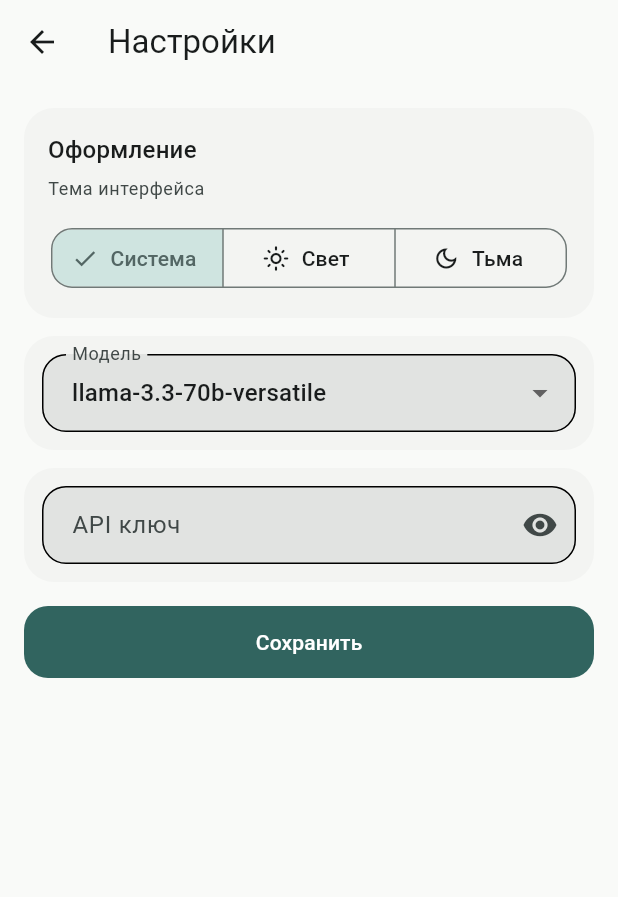
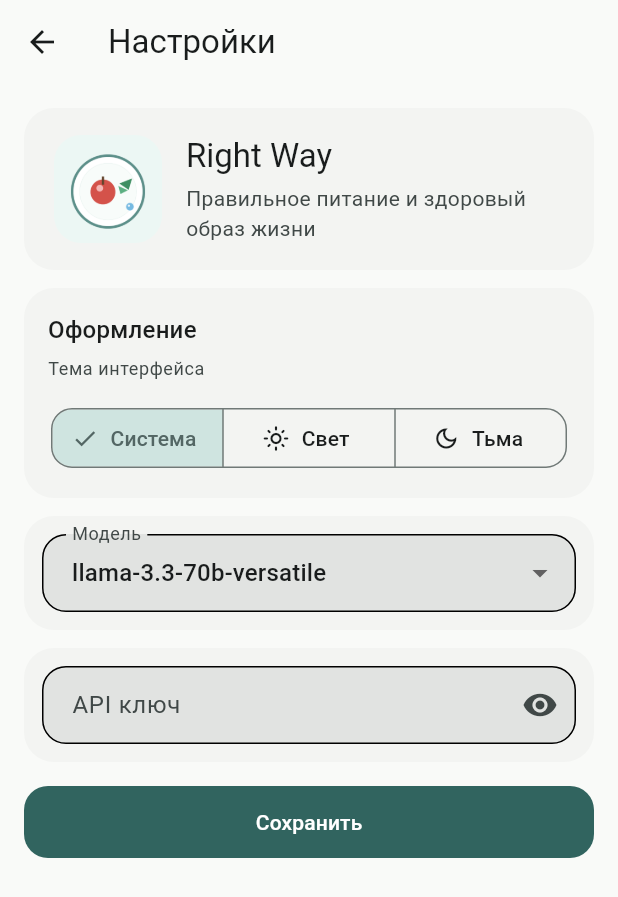
Before and after one commit to vvlad-islavs/right_way, a Flutter app: the _AppSettingsScaffold screen opened directly, on a phone screen of 412 x 824 dp. Shown: the top 897 px of the screen. Run offline on Flutter 3.47's test engine with Material 3 defaults, Android fonts, the phone set to English and light mode, and no system bars; our stand-ins replace auto_route, dio, flutter_bloc, flutter_secure_storage, gap, get_it and 3 more; missing offline and left inert: talker_bloc_logger; accounts and stored records are empty; generated files the repository leaves out were written again; statements that could not run were skipped.

```diff
--- a/lib/app/app_widget.dart
+++ b/lib/app/app_widget.dart
@@ -32,6 +32,7 @@ class _AppState extends State<App> {
       listenable: _theme,
       builder: (context, _) {
         return MaterialApp.router(
+          debugShowCheckedModeBanner: false,
           title: 'Right Way',
           theme: AppThemes.lightTheme,
           darkTheme: AppThemes.darkTheme,
--- a/lib/core/ai/ai_supported_models.dart
+++ b/lib/core/ai/ai_supported_models.dart
@@ -16,7 +16,7 @@ List<String> supportedAiModels(AiProvider provider) {
     AiProvider.groq => const [
         'llama-3.3-70b-versatile',
         'llama-3.1-8b-instant',
-        'openai/gpt-oss-20b',
+        'qwen/qwen3-32b',
       ],
   };
 }
--- a/lib/core/errors/app_errors.dart
+++ b/lib/core/errors/app_errors.dart
@@ -17,11 +17,11 @@ class AppErrors {
   AppErrors._();
 
   /// Общий текст, если не задано свое сообщение для Snackbar.
-  static const String genericUi = 'Что-то пошло не так. Попробуй ещё раз.';
+  static const String genericUi = 'Что-то пошло не так. Попробуйте ещё раз.';
 
   /// Нет сохраненного API-ключа для провайдера [providerTitle].
   static AppException missingApiKey(String providerTitle) => AppException(
-    uiMessage: 'Укажи API ключ для $providerTitle в настройках.',
+    uiMessage: 'Укажите API-ключ для $providerTitle в настройках.',
     logMessage: 'Missing API key: providerTitle=$providerTitle',
   );
 
@@ -37,7 +37,7 @@ class AppErrors {
 
   /// Пустое имя плана при сохранении.
   static AppException emptyPlanName() => AppException(
-    uiMessage: 'Введи название плана, так он сохранится в списке.',
+    uiMessage: 'Введите название плана, так оно сохранится в списке.',
     logMessage: 'Validation: empty planName',
   );
 
@@ -67,7 +67,7 @@ class AppErrors {
 
   /// Ответ [providerTitle] не распарсился как JSON; [error] в лог.
   static AppException invalidModelJson(String providerTitle, {Object? error}) => AppException(
-    uiMessage: 'Модель вернула некорректный JSON. Попробуй ещё раз или смени модель.',
+    uiMessage: 'Модель вернула некорректный JSON. Попробуйте ещё раз или смените модель.',
     logMessage: 'Invalid JSON from provider=$providerTitle error=$error',
   );
 
@@ -76,11 +76,11 @@ class AppErrors {
       'Нет лимитов Gemini для этого ключа (free tier = 0). Нужен другой ключ или биллинг.';
 
   /// Текст UI: превышены лимиты запросов к Gemini.
-  static const String geminiRateLimitedUi = 'Gemini временно недоступен из-за лимитов. Попробуй позже.';
+  static const String geminiRateLimitedUi = 'Gemini временно недоступен из-за лимитов. Попробуйте позже.';
 
   /// Сетевой или серверный сбой Gemini; подробности в [logDetails].
   static AppException geminiRequestFailed({required String logDetails}) => AppException(
-    uiMessage: 'Не удалось обратиться к Gemini. Проверь сеть и ключ.',
+    uiMessage: 'Не удалось обратиться к Gemini. Проверьте сеть и ключ.',
     logMessage: 'Gemini request failed: $logDetails',
   );
 }
--- a/lib/features/app_settings/ui/app_settings_screen.dart
+++ b/lib/features/app_settings/ui/app_settings_screen.dart
@@ -107,6 +107,41 @@ class _AppSettingsLoadedBodyState extends State<_AppSettingsLoadedBody> {
           return ListView(
             padding: const EdgeInsets.all(16),
             children: [
+              Card(
+                child: Padding(
+                  padding: const EdgeInsets.symmetric(horizontal: 20, vertical: 18),
+                  child: Row(
+                    children: [
+                      ClipRRect(
+                        borderRadius: BorderRadius.circular(18),
+                        child: Image.asset(
+                          'assets/logo.png',
+                          width: 72,
+                          height: 72,
+                          fit: BoxFit.cover,
+                        ),
+                      ),
+                      const Gap(16),
+                      Expanded(
+                        child: Column(
+                          crossAxisAlignment: CrossAxisAlignment.start,
+                          children: [
+                            Text('Right Way', style: Theme.of(context).textTheme.titleLarge),
+                            const Gap(4),
+                            Text(
+                              'Правильное питание и здоровый образ жизни',
+                              style: Theme.of(context).textTheme.bodyMedium?.copyWith(
+                                    color: Theme.of(context).colorScheme.onSurfaceVariant,
+                                  ),
+                            ),
+                          ],
+                        ),
+                      ),
+                    ],
+                  ),
+                ),
+              ),
+              const Gap(12),
               ListenableBuilder(
                 listenable: di<AppThemeController>(),
                 builder: (context, _) {
--- a/lib/features/nutrition_settings/data/remote/sources/gemini_remote_source.dart
+++ b/lib/features/nutrition_settings/data/remote/sources/gemini_remote_source.dart
@@ -6,6 +6,7 @@ import 'nutrition_plan_prompt_text.dart';
 import 'nutrition_settings_remote_source.dart';
 
 /// [NutritionSettingsRemoteSource] для Google Gemini: структурированный JSON по схеме плана.
+/// * Не используется, тк Gemini не дает триал периода, оставляен как пример возможной реализации
 class GeminiRemoteSource implements NutritionSettingsRemoteSource {
   /// Первый аргумент: HTTP-клиент Dio; [log] для диагностических сообщений.
   GeminiRemoteSource(this._dio, {required LogService log}) : _log = log;
--- a/lib/features/nutrition_settings/data/remote/sources/openai_remote_source.dart
+++ b/lib/features/nutrition_settings/data/remote/sources/openai_remote_source.dart
@@ -8,6 +8,7 @@ import 'nutrition_plan_prompt_text.dart';
 import 'nutrition_settings_remote_source.dart';
 
 /// [NutritionSettingsRemoteSource] для OpenAI: chat completions с форматом json_object.
+/// /// * Не используется, тк OpenAI не дает триал периода, оставляен как пример возможной реализации
 class OpenAiRemoteSource implements NutritionSettingsRemoteSource {
   /// Первый аргумент: HTTP-клиент Dio; [log] пишет строку перед запросом.
   OpenAiRemoteSource(this._dio, {required LogService log}) : _log = log;
--- a/lib/features/nutrition_settings/data/repo/nutrition_settings_repo_impl.dart
+++ b/lib/features/nutrition_settings/data/repo/nutrition_settings_repo_impl.dart
@@ -31,7 +31,8 @@ class NutritionSettingsRepoImpl implements NutritionSettingsRepo {
         (source.supportedModels.isNotEmpty ? source.supportedModels.first : '');
 
     final result = await source.calculate(settings, apiKey: apiKey ?? '', model: model);
-    await _todayPlanLocal.persistFromAiResponse(result.rawJson, settings.planName);
+    final newPlanId = await _todayPlanLocal.persistFromAiResponse(result.rawJson, settings.planName);
+    await _todayPlanLocal.setActivePlanId(newPlanId);
     return result;
   }
 }
--- a/lib/features/nutrition_settings/ui/bloc/nutrition_settings_state.dart
+++ b/lib/features/nutrition_settings/ui/bloc/nutrition_settings_state.dart
@@ -45,7 +45,7 @@ class NutritionSettingsState {
       goal: goal ?? this.goal,
       planName: planName ?? this.planName,
       isLoading: isLoading ?? this.isLoading,
-      result: result ?? this.result,
+      result: result
     );
   }
 }
--- a/lib/features/today_plan/data/local/sources/objectbox_today_plan_local_source.dart
+++ b/lib/features/today_plan/data/local/sources/objectbox_today_plan_local_source.dart
@@ -32,7 +32,7 @@ class ObjectBoxTodayPlanLocalSource implements TodayPlanLocalSource {
 
   /// См. [TodayPlanLocalSource.persistFromAiResponse].
   @override
-  Future<void> persistFromAiResponse(Map<String, dynamic> rawJson, String planName) async {
+  Future<int> persistFromAiResponse(Map<String, dynamic> rawJson, String planName) async {
     final meta = _asStringKeyedMap(rawJson['meta']);
     final goal = meta?['goal']?.toString() ?? '';
     final metaDays = (meta?['days'] as num?)?.toInt() ?? 0;
@@ -60,6 +60,7 @@ class ObjectBoxTodayPlanLocalSource implements TodayPlanLocalSource {
     final anchorWeekday = DateTime.now().weekday;
     final name = planName.trim().isEmpty ? 'План' : planName.trim();
 
+    late int newPlanId;
     _store.runInTransaction(TxMode.write, () {
       final plan = PlanDto(
         name: name,
@@ -70,6 +71,7 @@ class ObjectBoxTodayPlanLocalSource implements TodayPlanLocalSource {
         createdAtMs: DateTime.now().millisecondsSinceEpoch,
       );
       _planBox.put(plan);
+      newPlanId = plan.id;
 
       final dayDtos = <DayDto>[];
       var i = 0;
@@ -119,6 +121,7 @@ class ObjectBoxTodayPlanLocalSource implements TodayPlanLocalSource {
       plan.dayIdsCsv = dayDtos.map((d) => d.id).join(',');
       _planBox.put(plan);
     });
+    return newPlanId;
   }
 
   /// См. [TodayPlanLocalSource.loadActivePlanDayForWeekday].
--- a/lib/features/today_plan/data/local/sources/today_plan_local_source.dart
+++ b/lib/features/today_plan/data/local/sources/today_plan_local_source.dart
@@ -3,7 +3,8 @@ import 'package:right_way/features/today_plan/domain/domain.dart';
 /// Локальное хранение планов питания и приемов: разбор ответа ИИ, активный план, список и удаление.
 abstract interface class TodayPlanLocalSource {
   /// Разобрать [rawJson] от ИИ, создать новый план с именем [planName] и связанные дни и приемы.
-  Future<void> persistFromAiResponse(Map<String, dynamic> rawJson, String planName);
+  /// Возвращает id сохраненного плана в ObjectBox.
+  Future<int> persistFromAiResponse(Map<String, dynamic> rawJson, String planName);
 
   /// День активного плана для календарного дня недели [weekDay] (1 понедельник ... 7 воскресенье).
   Future<DayEntity?> loadActivePlanDayForWeekday(int weekDay);
--- a/lib/features/today_plan/di/today_plan_di.dart
+++ b/lib/features/today_plan/di/today_plan_di.dart
@@ -13,7 +13,7 @@ class TodayPlanDi {
       ..registerLazySingleton<TodayPlanUseCase>(
         () => TodayPlanUseCase(di<TodayPlanLocalSource>()),
       )
-      ..registerFactory<TodayPlanCubit>(
+      ..registerLazySingleton<TodayPlanCubit>(
         () => TodayPlanCubit(di<TodayPlanUseCase>(), di<ErrorReporter>()),
       );
   }
--- a/pubspec.yaml
+++ b/pubspec.yaml
@@ -1,5 +1,5 @@
 name: right_way
-description: "A new Flutter project."
+description: "Right Way: план питания и учет параметров тела с расчетом через ИИ."
 # The following line prevents the package from being accidentally published to
 # pub.dev using `flutter pub publish`. This is preferred for private packages.
 publish_to: 'none' # Remove this line if you wish to publish to pub.dev
@@ -75,6 +75,7 @@ flutter:
   # To add assets to your application, add an assets section, like this:
   assets:
     - .env
+    - assets/logo.png
 
   # An image asset can refer to one or more resolution-specific "variants", see
   # https://flutter.dev/to/resolution-aware-images
```
Also changed, not shown: lib/features/body_info/ui/body_info_screen.dart (+8 -1 lines), lib/features/nutrition_settings/ui/nutrition_settings_screen.dart (+14 -1 lines), lib/features/root_tabs/ui/root_tabs_screen.dart (+6 -1 lines), lib/features/today_plan/ui/today_plan_screen.dart (+2 -5 lines), assets/logo.png (added), lib/features/body_info/ui/bloc/body_info_bloc.dart (line endings or trailing spaces), 38 other files.
